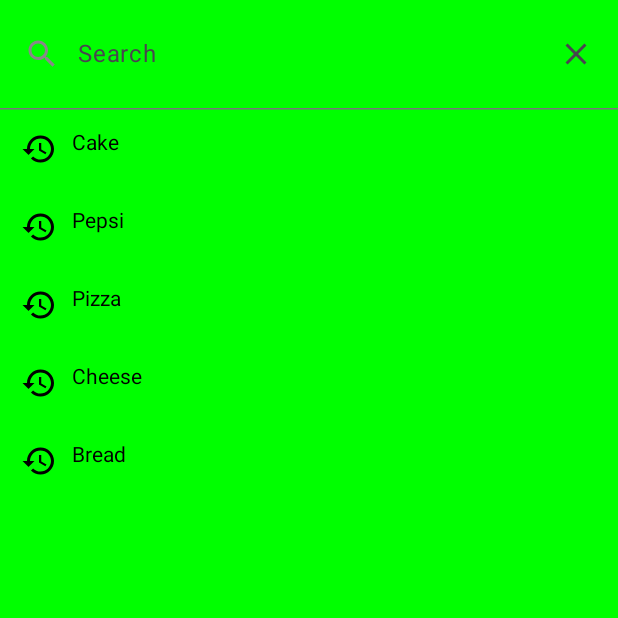
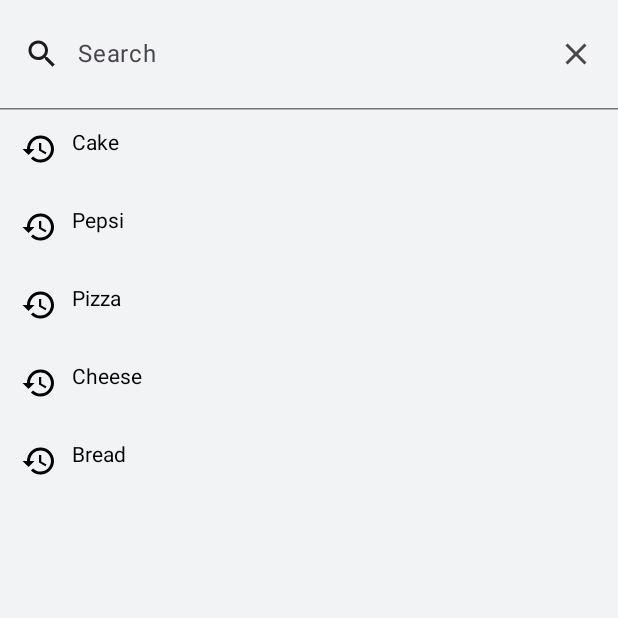
Before and after one commit to Startmobile/MakiMaki, an Android app built with Jetpack Compose: the screen it shows after launch (MainActivity), on a phone screen of 412 x 824 dp, the top half of it. Run offline under Robolectric (Android 15) with nearby library versions, the phone set to English and light mode, and no system bars.

Commit message:
fix: add color, adn delete colorOfLeadingIcon

```diff
--- a/app/src/main/java/kz/startmobile/maki/uicomponents/search_bar/SearchBar.kt
+++ b/app/src/main/java/kz/startmobile/maki/uicomponents/search_bar/SearchBar.kt
@@ -23,6 +23,7 @@ import androidx.compose.ui.Modifier
 import androidx.compose.ui.graphics.Color
 import androidx.compose.ui.tooling.preview.Preview
 import androidx.compose.ui.unit.dp
+import kz.startmobile.maki.utils.ui.theme.GraySearchBar
 
 @OptIn(ExperimentalMaterial3Api::class)
 @Preview
@@ -46,17 +47,11 @@ fun MaterialSearchBar(
             "Pizza"
         )
     },
-    colorOfBackground: SearchBarColors = SearchBarDefaults.colors(Color.Green),
-    colorOfLeadingIcon: Color = Color.Gray
+    colorOfBackground: SearchBarColors = SearchBarDefaults.colors(GraySearchBar),
+    colorOfLeadingIcon: Color = GraySearchBar
 ) {
     var text by remember { mutableStateOf("") }
     var active by remember { mutableStateOf(false) }
-
-    val paddingValues = if (active) {
-        PaddingValues(16.dp)
-    } else {
-        PaddingValues(0.dp)
-    }
 
     SearchBar(
         query = text,
@@ -89,7 +84,6 @@ fun MaterialSearchBar(
         leadingIcon = {
             Icon(imageVector = Icons.Default.Search,
                 contentDescription = "Search Icon",
-                tint = colorOfLeadingIcon
 
             )
         },
--- a/app/src/main/java/kz/startmobile/maki/utils/ui/theme/Color.kt
+++ b/app/src/main/java/kz/startmobile/maki/utils/ui/theme/Color.kt
@@ -6,3 +6,4 @@ val Purple200 = Color(0xFFBB86FC)
 val Purple500 = Color(0xFF6200EE)
 val Purple700 = Color(0xFF3700B3)
 val Teal200 = Color(0xFF03DAC5)
+val GraySearchBar = Color(0xFFF2F3F5)
```
